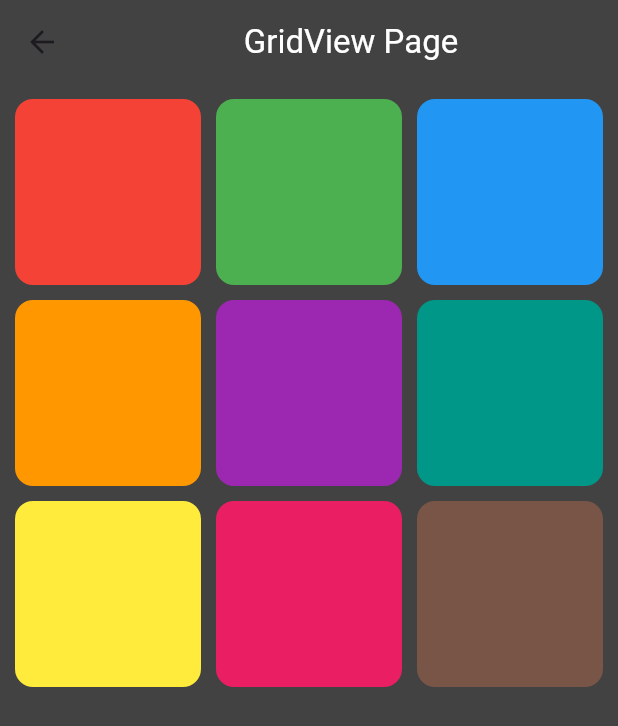
After one commit to khaled44s/assignment-6, a Flutter app: the screen it shows after launch, after a tap on "GridView Page -->", on a phone screen of 412 x 824 dp. The commit adds this screen. Shown: the top 726 px of the screen. Run offline on Flutter 3.47's test engine with Material 3 defaults, Android fonts, the phone set to English and light mode, and no system bars.

Commit message:
first commit

```diff
--- /dev/null
+++ b/lib/gridview_page.dart
@@ -0,0 +1,42 @@
+import 'package:flutter/material.dart';
+
+class GridViewPage extends StatelessWidget {
+  const GridViewPage({super.key});
+
+  final List<Color> colors = const [
+    Colors.red,
+    Colors.green,
+    Colors.blue,
+    Colors.orange,
+    Colors.purple,
+    Colors.teal,
+    Colors.yellow,
+    Colors.pink,
+    Colors.brown,
+  ];
+
+  @override
+  Widget build(BuildContext context) {
+    return Scaffold(
+      backgroundColor: Colors.grey[800],
+      appBar: AppBar(backgroundColor: Colors.grey[800],title: Center(child: const Text("GridView Page", style: TextStyle(color: Colors.white),))),
+      body: GridView.builder(
+        padding: const EdgeInsets.all(10),
+        gridDelegate: const SliverGridDelegateWithFixedCrossAxisCount(
+          crossAxisCount: 3, // 3 item per row
+          crossAxisSpacing: 10,
+          mainAxisSpacing: 10,
+        ),
+        itemCount: colors.length,
+        itemBuilder: (context, index) {
+          return Container(
+            decoration: BoxDecoration(
+              color: colors[index],
+              borderRadius: BorderRadius.circular(12),
+            ),
+          );
+        },
+      ),
+    );
+  }
+}
--- a/lib/homepage.dart
+++ b/lib/homepage.dart
@@ -1,3 +1,5 @@
+import 'package:appis/gridview_page.dart';
+import 'package:appis/listview_page.dart';
 import 'package:flutter/material.dart';
 
 class HomePage extends StatelessWidget {
@@ -6,7 +8,8 @@ class HomePage extends StatelessWidget {
   @override
   Widget build(BuildContext context) {
     return Scaffold(
-      appBar: AppBar(title: const Text("Main Page")),
+      backgroundColor: Colors.indigoAccent,
+      appBar: AppBar(backgroundColor: Colors.indigoAccent ,centerTitle: true ,title: const Text("Main Page", style: TextStyle(color: Colors.white),)),
       body: Center(
         child: Column(
           mainAxisAlignment: MainAxisAlignment.center,
@@ -15,20 +18,20 @@ class HomePage extends StatelessWidget {
               onPressed: () {
                 Navigator.push(
                   context,
-                  //MaterialPageRoute(builder: (context) => const ListViewPage()),
+                  MaterialPageRoute(builder: (context) => const ListViewPage()),
                 );
               },
-              child: const Text("Go to ListView Page"),
+              child: const Text("ListView Page -->"),
             ),
             const SizedBox(height: 20),
             ElevatedButton(
               onPressed: () {
                 Navigator.push(
                   context,
-                  //MaterialPageRoute(builder: (context) => const GridViewPage()),
+                  MaterialPageRoute(builder: (context) => const GridViewPage()),
                 );
               },
-              child: const Text("Go to GridView Page"),
+              child: const Text("GridView Page -->"),
             ),
           ],
         ),
```
Also changed, not shown: lib/listview_page.dart (added, +31 -0 lines), lib/main.dart (+5 -107 lines).
